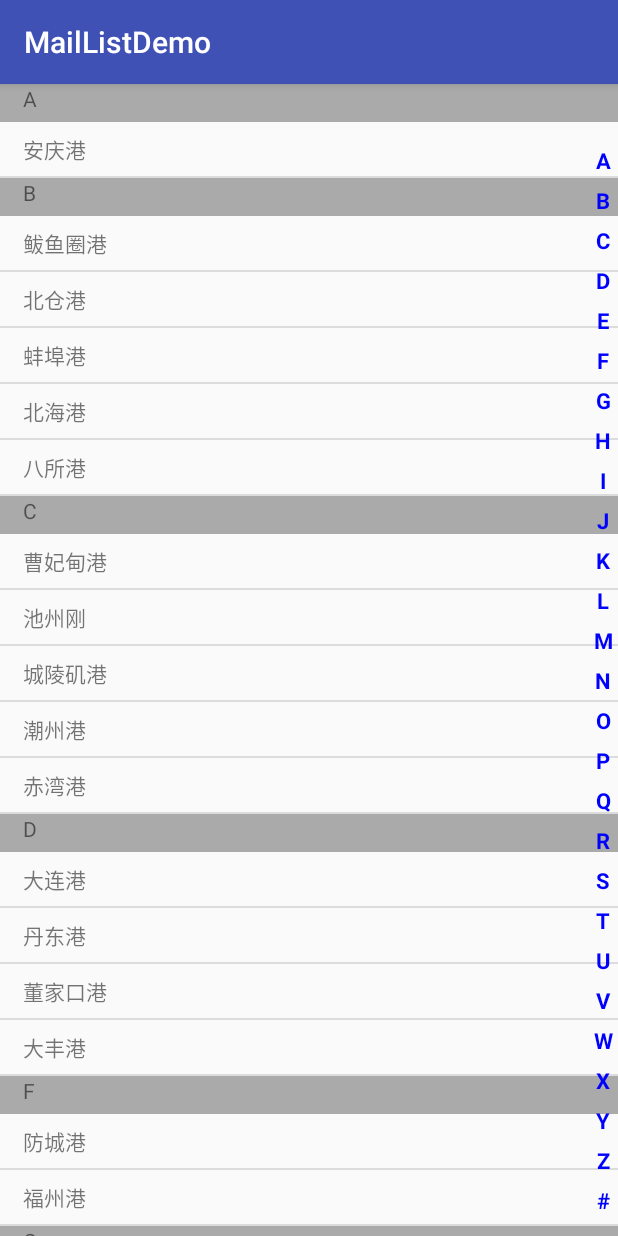
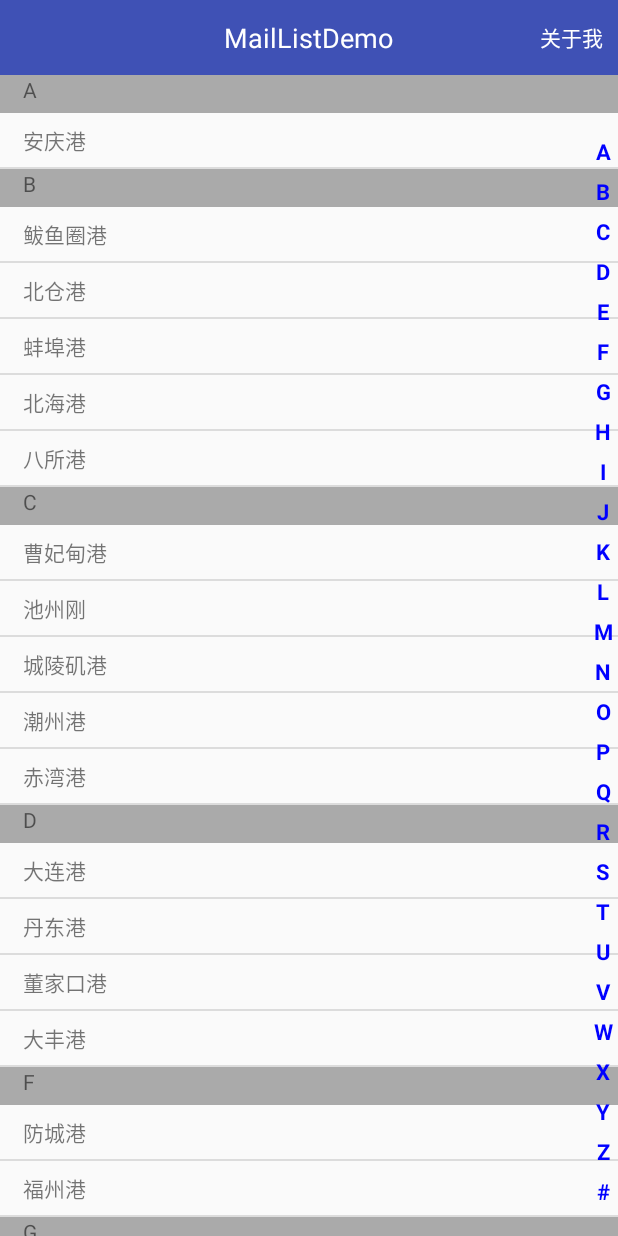
Before and after one commit to coding404/MailListDemo, an Android app: the screen it shows after launch (MainActivity), on a phone screen of 412 x 824 dp. Run offline under Robolectric (Android 15) with nearby library versions, the phone set to English and light mode, and no system bars; our stand-ins replace ButterKnife.

Commit message:
界面更新

```diff
--- a/app/src/main/AndroidManifest.xml
+++ b/app/src/main/AndroidManifest.xml
@@ -2,6 +2,7 @@
 <manifest xmlns:android="http://schemas.android.com/apk/res/android"
     package="com.example.ls.maillistdemo">
 
+    <uses-permission android:name="android.permission.INTERNET" />
     <application
         android:allowBackup="true"
         android:icon="@mipmap/ic_launcher"
@@ -16,6 +17,7 @@
                 <category android:name="android.intent.category.LAUNCHER" />
             </intent-filter>
         </activity>
+        <activity android:name=".AboutMeActivity"></activity>
     </application>
 
 </manifest>
--- a/app/src/main/java/com/example/ls/maillistdemo/MainActivity.java
+++ b/app/src/main/java/com/example/ls/maillistdemo/MainActivity.java
@@ -1,5 +1,6 @@
 package com.example.ls.maillistdemo;
 
+import android.content.Intent;
 import android.os.Bundle;
 import android.support.v7.app.AppCompatActivity;
 import android.support.v7.widget.LinearLayoutManager;
@@ -25,18 +26,21 @@ import java.util.ArrayList;
 import java.util.Collections;
 import java.util.List;
 
+import butterknife.Bind;
 import butterknife.ButterKnife;
-import butterknife.InjectView;
+import butterknife.OnClick;
 
 public class MainActivity extends AppCompatActivity {
 
-    @InjectView(R.id.rv_content)
+
+    @Bind(R.id.tv_about_me)
+    TextView mTvAboutMe;
+    @Bind(R.id.rv_content)
     RecyclerView mRvContent;
-    @InjectView(R.id.sidrbar)
+    @Bind(R.id.sidrbar)
     SideBar mSidrbar;
-    @InjectView(R.id.tv_letter)
+    @Bind(R.id.tv_letter)
     TextView mTvLetter;
-
     private StickyItemDecoration mDecoration;
     private PinyinComparator pinyinComparator;
     private MedicineAdapter medicineAdapter;
@@ -46,7 +50,7 @@ public class MainActivity extends AppCompatActivity {
     protected void onCreate(Bundle savedInstanceState) {
         super.onCreate(savedInstanceState);
         setContentView(R.layout.activity_main);
-        ButterKnife.inject(this);
+        ButterKnife.bind(this);
         initMailList();
 
     }
@@ -138,4 +142,10 @@ public class MainActivity extends AppCompatActivity {
         }
         return userBeanList;
     }
+
+    @OnClick(R.id.tv_about_me)
+    public void onClick() {
+        Intent intent = new Intent(this, AboutMeActivity.class);
+        startActivity(intent);
+    }
 }
--- a/app/src/main/res/layout/activity_main.xml
+++ b/app/src/main/res/layout/activity_main.xml
@@ -1,10 +1,40 @@
 <?xml version="1.0" encoding="utf-8"?>
-<RelativeLayout xmlns:android="http://schemas.android.com/apk/res/android"
+<LinearLayout xmlns:android="http://schemas.android.com/apk/res/android"
     xmlns:app="http://schemas.android.com/apk/res-auto"
     xmlns:tools="http://schemas.android.com/tools"
     android:layout_width="match_parent"
     android:layout_height="match_parent"
+    android:orientation="vertical"
     tools:context="com.example.ls.maillistdemo.MainActivity">
+
+    <RelativeLayout
+        android:layout_width="match_parent"
+        android:layout_height="50dp"
+        android:background="@color/colorPrimary">
+
+        <TextView
+            android:layout_width="wrap_content"
+            android:layout_height="wrap_content"
+            android:layout_centerInParent="true"
+            android:text="MailListDemo"
+            android:textColor="@color/white"
+            android:textSize="18sp" />
+
+        <TextView
+            android:id="@+id/tv_about_me"
+            android:layout_width="wrap_content"
+            android:layout_height="wrap_content"
+            android:layout_alignParentRight="true"
+            android:layout_centerVertical="true"
+            android:layout_marginRight="10dp"
+            android:text="关于我"
+            android:textColor="@color/white" />
+
+    </RelativeLayout>
+
+    <RelativeLayout
+        android:layout_width="match_parent"
+        android:layout_height="match_parent">
 
         <android.support.v7.widget.RecyclerView
             android:id="@+id/rv_content"
@@ -31,4 +61,7 @@
             android:textColor="#fff"
             android:textSize="40dp"
             android:visibility="invisible" />
+
     </RelativeLayout>
+
+</LinearLayout>
--- a/app/src/main/res/values/colors.xml
+++ b/app/src/main/res/values/colors.xml
@@ -3,4 +3,5 @@
     <color name="colorPrimary">#3F51B5</color>
     <color name="colorPrimaryDark">#303F9F</color>
     <color name="colorAccent">#FF4081</color>
+    <color name="white">#ffffff</color>
 </resources>
--- a/app/src/main/res/values/styles.xml
+++ b/app/src/main/res/values/styles.xml
@@ -1,7 +1,7 @@
 <resources>
 
     <!-- Base application theme. -->
-    <style name="AppTheme" parent="Theme.AppCompat.Light.DarkActionBar">
+    <style name="AppTheme" parent="Theme.AppCompat.Light.NoActionBar">
         <!-- Customize your theme here. -->
         <item name="colorPrimary">@color/colorPrimary</item>
         <item name="colorPrimaryDark">@color/colorPrimaryDark</item>
```
Also changed, not shown: app/build.gradle (+7 -5 lines), app/src/main/java/com/example/ls/maillistdemo/AboutMeActivity.java (added, +107 -0 lines), app/src/main/res/layout/activity_about_me.xml (added, +39 -0 lines), app/src/main/res/drawable/back_circle.png (added), 1 other file. Lines whose indentation alone changed are shown as unchanged.
